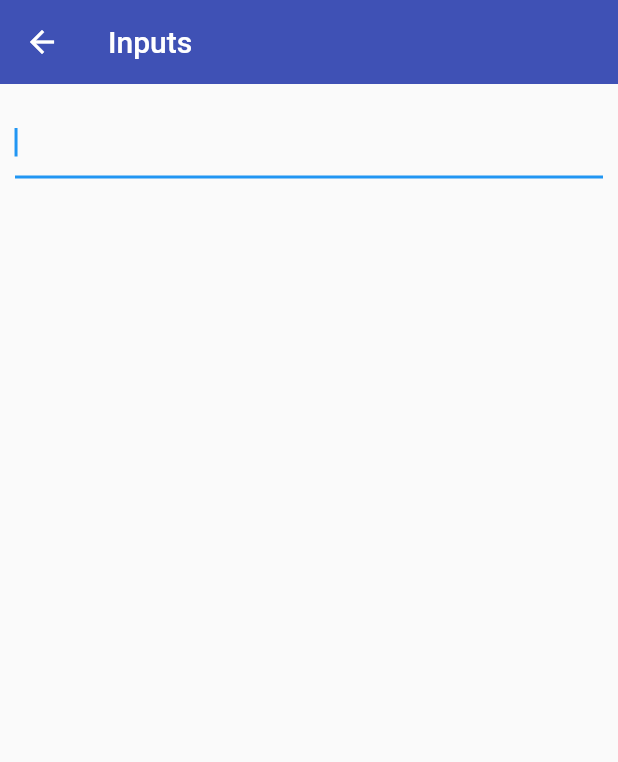
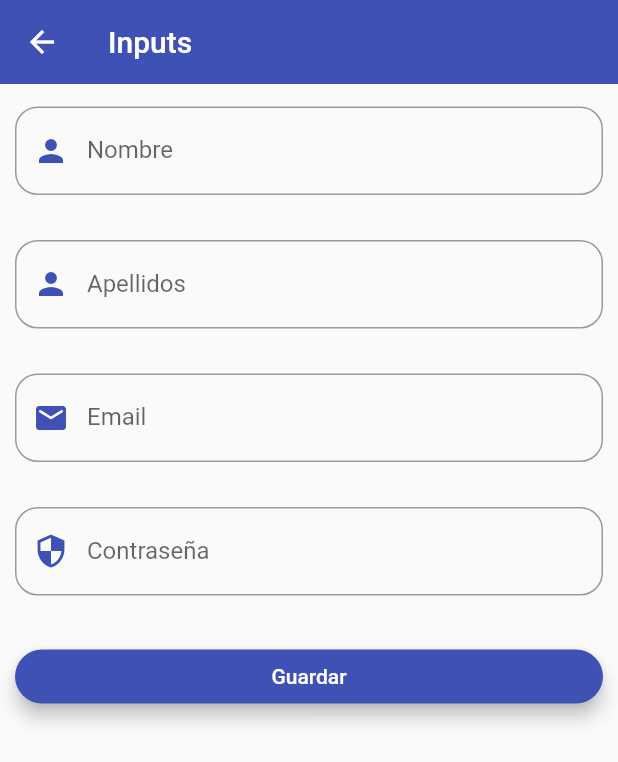
Before and after one commit to TecAbel/flutter-components, a Flutter app: the InputsScreen screen opened by its route, on a phone screen of 412 x 824 dp. Shown: the top 762 px of the screen. Run offline on Flutter 3.47's test engine with Material 2 defaults, Android fonts, the phone set to English and light mode, and no system bars.

```diff
--- a/lib/config/app_theme.dart
+++ b/lib/config/app_theme.dart
@@ -24,6 +24,15 @@ class AppTheme {
         elevation: 5,
         shape: const StadiumBorder(),
       ),
+    ),
+    inputDecorationTheme: InputDecorationTheme(
+      border: OutlineInputBorder(borderRadius: BorderRadius.circular(15)),
+      floatingLabelStyle: const TextStyle(color: primaryColor),
+      focusedBorder: OutlineInputBorder(
+        borderSide: const BorderSide(color: primaryColor),
+        borderRadius: BorderRadius.circular(15),
+      ),
+      prefixIconColor: primaryColor,
     ),
   );
 
--- a/lib/screens/inputs_sc.dart
+++ b/lib/screens/inputs_sc.dart
@@ -1,3 +1,4 @@
+import 'package:components/widgets/widgets_index.dart';
 import 'package:flutter/material.dart';
 
 class InputsScreen extends StatelessWidget {
@@ -5,17 +6,71 @@ class InputsScreen extends StatelessWidget {
 
   @override
   Widget build(BuildContext context) {
+    final GlobalKey<FormState> myFormKey = GlobalKey<FormState>();
+    final formValues = {
+      'name': '',
+      'lastName': '',
+      'email': '',
+      'password': '',
+    };
     return Scaffold(
       appBar: AppBar(title: const Text('Inputs')),
       body: SingleChildScrollView(
           child: Padding(
         padding: const EdgeInsets.symmetric(horizontal: 10, vertical: 15),
-        child: Column(children: [
-          TextFormField(
-            autofocus: true,
-            textCapitalization: TextCapitalization.words,
+        child: Form(
+          key: myFormKey,
+          child: Column(
+            children: [
+              CustomInputWidget(
+                hintText: 'Nombre del usuario',
+                labelText: 'Nombre',
+                prefixIcon: const Icon(Icons.person),
+                controlName: 'name',
+                formValues: formValues,
+              ),
+              const SizedBox(height: 30),
+              CustomInputWidget(
+                labelText: 'Apellidos',
+                prefixIcon: const Icon(Icons.person),
+                controlName: 'lastName',
+                formValues: formValues,
+              ),
+              const SizedBox(height: 30),
+              CustomInputWidget(
+                labelText: 'Email',
+                prefixIcon: const Icon(Icons.email_rounded),
+                inputType: TextInputType.emailAddress,
+                controlName: 'email',
+                formValues: formValues,
+              ),
+              const SizedBox(height: 30),
+              CustomInputWidget(
+                labelText: 'Contraseña',
+                prefixIcon: const Icon(Icons.security_outlined),
+                password: true,
+                controlName: 'password',
+                formValues: formValues,
+              ),
+              const SizedBox(height: 30),
+              ElevatedButton(
+                child: const SizedBox(
+                  width: double.infinity,
+                  child: Center(child: Text('Guardar')),
+                ),
+                onPressed: () {
+                  FocusScope.of(context).requestFocus(FocusNode());
+                  if (!myFormKey.currentState!.validate()) {
+                    print('formulario inválido');
+                    return;
+                  }
+
+                  print(formValues);
+                },
+              )
+            ],
           ),
-        ]),
+        ),
       )),
     );
   }
--- /dev/null
+++ b/lib/widgets/input.widget.dart
@@ -0,0 +1,49 @@
+import 'package:flutter/material.dart';
+
+class CustomInputWidget extends StatelessWidget {
+  final String? hintText;
+  final String? labelText;
+  final String? helperText;
+  final Icon? prefixIcon;
+  final TextInputType? inputType;
+  final bool? password;
+
+  final String controlName;
+  final Map<String, dynamic> formValues;
+
+  const CustomInputWidget({
+    Key? key,
+    this.hintText,
+    this.labelText,
+    this.helperText,
+    this.prefixIcon,
+    this.inputType,
+    required this.controlName,
+    required this.formValues,
+    this.password,
+  }) : super(key: key);
+
+  @override
+  Widget build(BuildContext context) {
+    return TextFormField(
+      // autofocus: true,
+      keyboardType: inputType,
+      textCapitalization: TextCapitalization.words,
+      onChanged: (value) => formValues[controlName] = value,
+      validator: ((value) {
+        if (value == null || value == '') return 'Este campo es requerido';
+        return value.length < 3
+            ? 'El nombre debe tener al menos 3 caracteres'
+            : null;
+      }),
+      autovalidateMode: AutovalidateMode.onUserInteraction,
+      obscureText: password ?? false,
+      decoration: InputDecoration(
+        prefixIcon: prefixIcon,
+        hintText: hintText,
+        labelText: labelText,
+        helperText: helperText,
+      ),
+    );
+  }
+}
--- a/lib/widgets/widgets_index.dart
+++ b/lib/widgets/widgets_index.dart
@@ -1,2 +1,3 @@
+export 'package:components/widgets/input.widget.dart';
 export 'package:components/widgets/simple_card2.dart';
 export 'package:components/widgets/simple_card.widget.dart';
```
